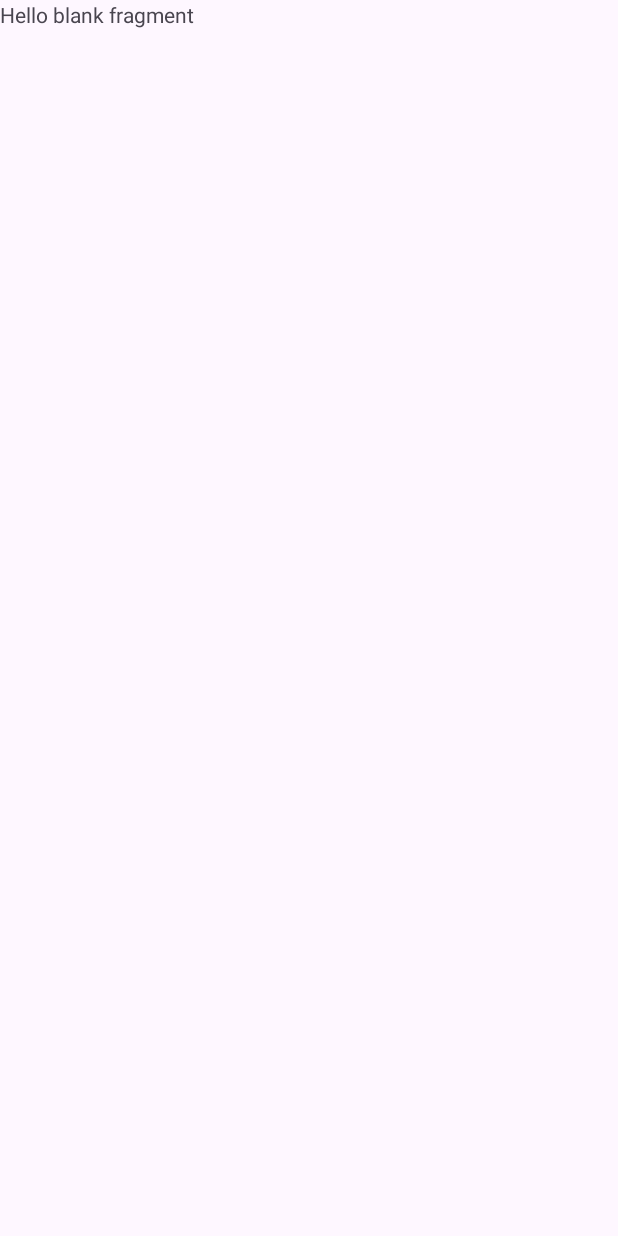
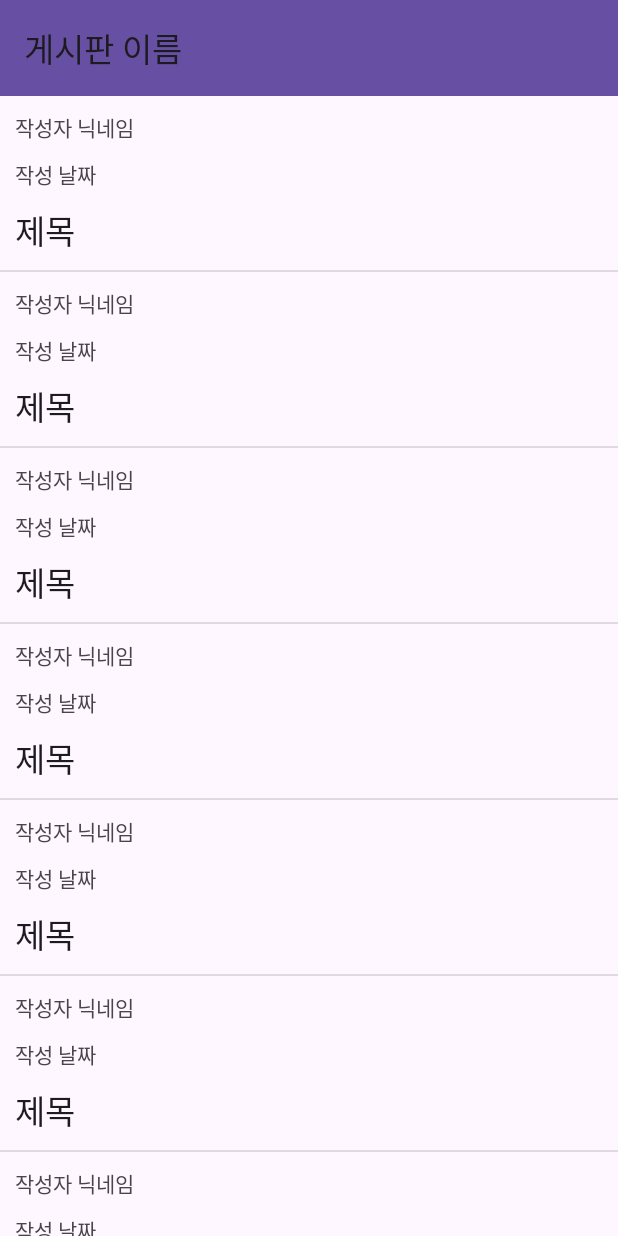
Before and after one commit to sunflow-er/community-app, an Android app: the BoardMainFragment screen opened directly, with no data from a screen before it, on a phone screen of 412 x 824 dp. Before the commit the screen is almost empty. Run offline under Robolectric (Android 15) with nearby library versions, the phone set to English and light mode, and no system bars.

Commit message:
recycler_view

```diff
--- a/app/src/main/java/org/javaapp/communityapp/BoardMainFragment.kt
+++ b/app/src/main/java/org/javaapp/communityapp/BoardMainFragment.kt
@@ -5,6 +5,10 @@ import androidx.fragment.app.Fragment
 import android.view.LayoutInflater
 import android.view.View
 import android.view.ViewGroup
+import androidx.recyclerview.widget.DividerItemDecoration
+import androidx.recyclerview.widget.LinearLayoutManager
+import androidx.recyclerview.widget.RecyclerView
+import org.javaapp.communityapp.databinding.BoardMainRecyclerItemBinding
 import org.javaapp.communityapp.databinding.FragmentBoardMainBinding
 
 class BoardMainFragment : Fragment() {
@@ -22,8 +26,50 @@ class BoardMainFragment : Fragment() {
         // Inflate the layout for this fragment
 
         boardMainFragmentBinding = FragmentBoardMainBinding.inflate(inflater)
+        boardMainFragmentBinding.boardMainToolbar.title = "게시판 이름"
+
+        /*--------------------------------------------recycler View------------------------------------------------*/
+        val boardMainRecyclerAdapter = BoardMainRecyclerAdapter()
+        boardMainFragmentBinding.boardMainRecycler.adapter = boardMainRecyclerAdapter
+
+        boardMainFragmentBinding.boardMainRecycler.layoutManager = LinearLayoutManager(requireContext())
+        boardMainFragmentBinding.boardMainRecycler.addItemDecoration(DividerItemDecoration(requireContext(), 1))
+        /*--------------------------------------------recycler View------------------------------------------------*/
 
         return boardMainFragmentBinding.root
     }
 
+    /*--------------------------------------------recycler View------------------------------------------------*/
+    inner class BoardMainRecyclerAdapter : RecyclerView.Adapter<BoardMainRecyclerAdapter.ViewHolderClass>() {
+        override fun onCreateViewHolder(parent: ViewGroup, viewType: Int): ViewHolderClass {
+            val boardMainRecyclerItemBinding = BoardMainRecyclerItemBinding.inflate(layoutInflater)
+            val holder = ViewHolderClass (boardMainRecyclerItemBinding)
+
+            val layoutParams = RecyclerView.LayoutParams(
+                ViewGroup.LayoutParams.MATCH_PARENT,
+                ViewGroup.LayoutParams.WRAP_CONTENT
+            )
+
+            boardMainRecyclerItemBinding.root.layoutParams = layoutParams
+            boardMainRecyclerItemBinding.root.setOnClickListener(holder)
+
+            return holder
+        }
+
+        override fun onBindViewHolder(holder: ViewHolderClass, position: Int) {
+
+        }
+
+        override fun getItemCount(): Int {
+            return 10
+        }
+
+        inner class ViewHolderClass(boardMainRecyclerItemBinding: BoardMainRecyclerItemBinding)
+            : RecyclerView.ViewHolder(boardMainRecyclerItemBinding.root), View.OnClickListener {
+            override fun onClick(v: View?) {
+
+            }
+        }
+    }
+    /*--------------------------------------------recycler View------------------------------------------------*/
 }
--- /dev/null
+++ b/app/src/main/res/layout/board_main_recycler_item.xml
@@ -0,0 +1,34 @@
+<?xml version="1.0" encoding="utf-8"?>
+<LinearLayout xmlns:android="http://schemas.android.com/apk/res/android"
+    android:layout_width="match_parent"
+    android:layout_height="match_parent"
+    android:orientation="vertical"
+    android:padding="10dp">
+
+    <TextView
+        android:id="@+id/board_main_item_nickname"
+        android:layout_width="match_parent"
+        android:layout_height="wrap_content"
+        android:text="작성자 닉네임" />
+
+    <Space
+        android:layout_width="match_parent"
+        android:layout_height="10dp" />
+
+    <TextView
+        android:id="@+id/board_main_item_write_date"
+        android:layout_width="match_parent"
+        android:layout_height="wrap_content"
+        android:text="작성 날짜" />
+
+    <Space
+        android:layout_width="match_parent"
+        android:layout_height="10dp" />
+
+    <TextView
+        android:id="@+id/board_main_item_subject"
+        android:layout_width="match_parent"
+        android:layout_height="wrap_content"
+        android:text="제목"
+        android:textAppearance="@style/TextAppearance.AppCompat.Large" />
+</LinearLayout>
--- a/app/src/main/res/layout/fragment_board_main.xml
+++ b/app/src/main/res/layout/fragment_board_main.xml
@@ -1,14 +1,21 @@
 <?xml version="1.0" encoding="utf-8"?>
-<FrameLayout xmlns:android="http://schemas.android.com/apk/res/android"
+<LinearLayout xmlns:android="http://schemas.android.com/apk/res/android"
     xmlns:tools="http://schemas.android.com/tools"
     android:layout_width="match_parent"
     android:layout_height="match_parent"
-    tools:context=".BoardMainFragment">
+    android:orientation="vertical"
+    tools:context=".BoardMainFragment" >
 
-    <!-- TODO: Update blank fragment layout -->
-    <TextView
+    <androidx.appcompat.widget.Toolbar
+        android:id="@+id/board_main_toolbar"
         android:layout_width="match_parent"
-        android:layout_height="match_parent"
-        android:text="@string/hello_blank_fragment" />
+        android:layout_height="wrap_content"
+        android:background="?attr/colorPrimary"
+        android:minHeight="?attr/actionBarSize"
+        android:theme="?attr/actionBarTheme" />
 
-</FrameLayout>
+    <androidx.recyclerview.widget.RecyclerView
+        android:id="@+id/board_main_recycler"
+        android:layout_width="match_parent"
+        android:layout_height="match_parent" />
+</LinearLayout>
```
